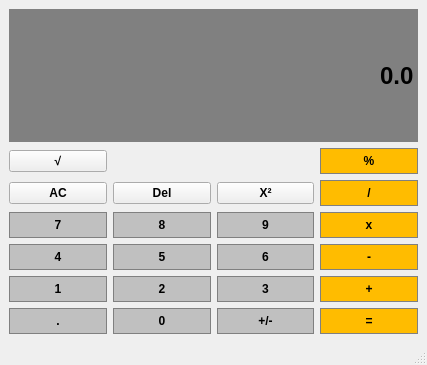
First picture: the form in calculatrice.ui, repository sak-asim/Calculatrice, before the edit.
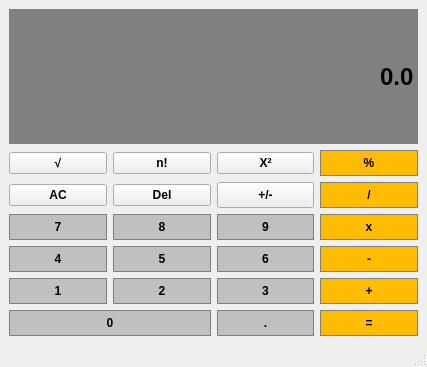
Second picture: the form after the edit.

Commit message: ajout de fonction factoriel

Diff of the .ui file:
```diff
--- a/calculatrice.ui
+++ b/calculatrice.ui
@@ -7,7 +7,7 @@
     <x>0</x>
     <y>0</y>
     <width>427</width>
-    <height>365</height>
+    <height>367</height>
    </rect>
   </property>
   <property name="windowTitle">
@@ -15,7 +15,101 @@
   </property>
   <widget class="QWidget" name="centralwidget">
    <layout class="QGridLayout" name="gridLayout">
-    <item row="3" column="0">
+    <item row="1" column="0">
+     <widget class="QPushButton" name="Racine">
+      <property name="font">
+       <font>
+        <pointsize>9</pointsize>
+        <weight>75</weight>
+        <bold>true</bold>
+       </font>
+      </property>
+      <property name="text">
+       <string>√</string>
+      </property>
+     </widget>
+    </item>
+    <item row="4" column="2">
+     <widget class="QPushButton" name="Bouton9">
+      <property name="sizePolicy">
+       <sizepolicy hsizetype="Preferred" vsizetype="Preferred">
+        <horstretch>0</horstretch>
+        <verstretch>0</verstretch>
+       </sizepolicy>
+      </property>
+      <property name="font">
+       <font>
+        <pointsize>9</pointsize>
+        <weight>75</weight>
+        <bold>true</bold>
+       </font>
+      </property>
+      <property name="styleSheet">
+       <string notr="true">QPushButton {
+	background-color: 	#C0C0C0;
+	border: 1px solid gray;
+	padding: 5px;
+}
+
+QPushButton:pressed {
+	background-color: 	#A9A9A9;
+	border: 1px solid gray;
+	padding: 5px;
+}</string>
+      </property>
+      <property name="text">
+       <string>9</string>
+      </property>
+     </widget>
+    </item>
+    <item row="4" column="3">
+     <widget class="QPushButton" name="Multiplier">
+      <property name="sizePolicy">
+       <sizepolicy hsizetype="Preferred" vsizetype="Preferred">
+        <horstretch>0</horstretch>
+        <verstretch>0</verstretch>
+       </sizepolicy>
+      </property>
+      <property name="font">
+       <font>
+        <pointsize>9</pointsize>
+        <weight>75</weight>
+        <bold>true</bold>
+       </font>
+      </property>
+      <property name="styleSheet">
+       <string notr="true">QPushButton {
+	background-color: 	#FFBC00;
+	border: 1px solid gray;
+	padding: 5px;
+}
+
+QPushButton:pressed {
+	background-color: 	#A9A9A9;
+	border: 1px solid gray;
+	padding: 5px;
+}</string>
+      </property>
+      <property name="text">
+       <string>x</string>
+      </property>
+     </widget>
+    </item>
+    <item row="1" column="1">
+     <widget class="QPushButton" name="Factorial">
+      <property name="font">
+       <font>
+        <pointsize>9</pointsize>
+        <weight>75</weight>
+        <bold>true</bold>
+       </font>
+      </property>
+      <property name="text">
+       <string>n!</string>
+      </property>
+     </widget>
+    </item>
+    <item row="4" column="0">
      <widget class="QPushButton" name="Bouton7">
       <property name="sizePolicy">
        <sizepolicy hsizetype="Preferred" vsizetype="Preferred">
@@ -48,8 +142,14 @@
       </property>
      </widget>
     </item>
-    <item row="2" column="1">
-     <widget class="QPushButton" name="Del">
+    <item row="5" column="0">
+     <widget class="QPushButton" name="Bouton4">
+      <property name="sizePolicy">
+       <sizepolicy hsizetype="Preferred" vsizetype="Preferred">
+        <horstretch>0</horstretch>
+        <verstretch>0</verstretch>
+       </sizepolicy>
+      </property>
       <property name="font">
        <font>
         <pointsize>9</pointsize>
@@ -57,13 +157,26 @@
         <bold>true</bold>
        </font>
       </property>
+      <property name="styleSheet">
+       <string notr="true">QPushButton {
+	background-color: 	#C0C0C0;
+	border: 1px solid gray;
+	padding: 5px;
+}
+
+QPushButton:pressed {
+	background-color: 	#A9A9A9;
+	border: 1px solid gray;
+	padding: 5px;
+}</string>
+      </property>
       <property name="text">
-       <string>Del</string>
+       <string>4</string>
       </property>
      </widget>
     </item>
-    <item row="4" column="3">
-     <widget class="QPushButton" name="Soustraire">
+    <item row="5" column="1">
+     <widget class="QPushButton" name="Bouton5">
       <property name="sizePolicy">
        <sizepolicy hsizetype="Preferred" vsizetype="Preferred">
         <horstretch>0</horstretch>
@@ -79,7 +192,7 @@
       </property>
       <property name="styleSheet">
        <string notr="true">QPushButton {
-	background-color: 	#FFBC00;
+	background-color: 	#C0C0C0;
 	border: 1px solid gray;
 	padding: 5px;
 }
@@ -91,12 +204,12 @@
 }</string>
       </property>
       <property name="text">
-       <string>-</string>
+       <string>5</string>
       </property>
      </widget>
     </item>
     <item row="6" column="1">
-     <widget class="QPushButton" name="Bouton0">
+     <widget class="QPushButton" name="Bouton2">
       <property name="sizePolicy">
        <sizepolicy hsizetype="Preferred" vsizetype="Preferred">
         <horstretch>0</horstretch>
@@ -124,12 +237,12 @@
 }</string>
       </property>
       <property name="text">
-       <string>0</string>
+       <string>2</string>
       </property>
      </widget>
     </item>
-    <item row="2" column="2">
-     <widget class="QPushButton" name="Carre">
+    <item row="1" column="3">
+     <widget class="QPushButton" name="Modulo">
       <property name="font">
        <font>
         <pointsize>9</pointsize>
@@ -137,29 +250,9 @@
         <bold>true</bold>
        </font>
       </property>
-      <property name="text">
-       <string>X²</string>
-      </property>
-     </widget>
-    </item>
-    <item row="6" column="0">
-     <widget class="QPushButton" name="Point">
-      <property name="sizePolicy">
-       <sizepolicy hsizetype="Preferred" vsizetype="Preferred">
-        <horstretch>0</horstretch>
-        <verstretch>0</verstretch>
-       </sizepolicy>
-      </property>
-      <property name="font">
-       <font>
-        <pointsize>9</pointsize>
-        <weight>75</weight>
-        <bold>true</bold>
-       </font>
-      </property>
       <property name="styleSheet">
        <string notr="true">QPushButton {
-	background-color: 	#C0C0C0;
+	background-color: 	#FFBC00;
 	border: 1px solid gray;
 	padding: 5px;
 }
@@ -171,11 +264,11 @@
 }</string>
       </property>
       <property name="text">
-       <string>.</string>
+       <string>%</string>
       </property>
      </widget>
     </item>
-    <item row="4" column="2">
+    <item row="5" column="2">
      <widget class="QPushButton" name="Bouton6">
       <property name="sizePolicy">
        <sizepolicy hsizetype="Preferred" vsizetype="Preferred">
@@ -208,6 +301,152 @@
       </property>
      </widget>
     </item>
+    <item row="8" column="2">
+     <widget class="QPushButton" name="Point">
+      <property name="sizePolicy">
+       <sizepolicy hsizetype="Preferred" vsizetype="Preferred">
+        <horstretch>0</horstretch>
+        <verstretch>0</verstretch>
+       </sizepolicy>
+      </property>
+      <property name="font">
+       <font>
+        <pointsize>9</pointsize>
+        <weight>75</weight>
+        <bold>true</bold>
+       </font>
+      </property>
+      <property name="styleSheet">
+       <string notr="true">QPushButton {
+	background-color: 	#C0C0C0;
+	border: 1px solid gray;
+	padding: 5px;
+}
+
+QPushButton:pressed {
+	background-color: 	#A9A9A9;
+	border: 1px solid gray;
+	padding: 5px;
+}</string>
+      </property>
+      <property name="text">
+       <string>.</string>
+      </property>
+     </widget>
+    </item>
+    <item row="3" column="3">
+     <widget class="QPushButton" name="Diviser">
+      <property name="sizePolicy">
+       <sizepolicy hsizetype="Preferred" vsizetype="Preferred">
+        <horstretch>0</horstretch>
+        <verstretch>0</verstretch>
+       </sizepolicy>
+      </property>
+      <property name="font">
+       <font>
+        <pointsize>9</pointsize>
+        <weight>75</weight>
+        <bold>true</bold>
+       </font>
+      </property>
+      <property name="styleSheet">
+       <string notr="true">QPushButton {
+	background-color: 	#FFBC00;
+	border: 1px solid gray;
+	padding: 5px;
+}
+
+QPushButton:pressed {
+	background-color: 	#A9A9A9;
+	border: 1px solid gray;
+	padding: 5px;
+}</string>
+      </property>
+      <property name="text">
+       <string>/</string>
+      </property>
+     </widget>
+    </item>
+    <item row="3" column="0">
+     <widget class="QPushButton" name="Effacer">
+      <property name="font">
+       <font>
+        <pointsize>9</pointsize>
+        <weight>75</weight>
+        <bold>true</bold>
+       </font>
+      </property>
+      <property name="text">
+       <string>AC</string>
+      </property>
+     </widget>
+    </item>
+    <item row="6" column="2">
+     <widget class="QPushButton" name="Bouton3">
+      <property name="sizePolicy">
+       <sizepolicy hsizetype="Preferred" vsizetype="Preferred">
+        <horstretch>0</horstretch>
+        <verstretch>0</verstretch>
+       </sizepolicy>
+      </property>
+      <property name="font">
+       <font>
+        <pointsize>9</pointsize>
+        <weight>75</weight>
+        <bold>true</bold>
+       </font>
+      </property>
+      <property name="styleSheet">
+       <string notr="true">QPushButton {
+	background-color: 	#C0C0C0;
+	border: 1px solid gray;
+	padding: 5px;
+}
+
+QPushButton:pressed {
+	background-color: 	#A9A9A9;
+	border: 1px solid gray;
+	padding: 5px;
+}</string>
+      </property>
+      <property name="text">
+       <string>3</string>
+      </property>
+     </widget>
+    </item>
+    <item row="5" column="3">
+     <widget class="QPushButton" name="Soustraire">
+      <property name="sizePolicy">
+       <sizepolicy hsizetype="Preferred" vsizetype="Preferred">
+        <horstretch>0</horstretch>
+        <verstretch>0</verstretch>
+       </sizepolicy>
+      </property>
+      <property name="font">
+       <font>
+        <pointsize>9</pointsize>
+        <weight>75</weight>
+        <bold>true</bold>
+       </font>
+      </property>
+      <property name="styleSheet">
+       <string notr="true">QPushButton {
+	background-color: 	#FFBC00;
+	border: 1px solid gray;
+	padding: 5px;
+}
+
+QPushButton:pressed {
+	background-color: 	#A9A9A9;
+	border: 1px solid gray;
+	padding: 5px;
+}</string>
+      </property>
+      <property name="text">
+       <string>-</string>
+      </property>
+     </widget>
+    </item>
     <item row="0" column="0" colspan="4">
      <widget class="QLineEdit" name="Affichage">
       <property name="sizePolicy">
@@ -239,7 +478,21 @@
       </property>
      </widget>
     </item>
-    <item row="5" column="3">
+    <item row="3" column="1">
+     <widget class="QPushButton" name="Del">
+      <property name="font">
+       <font>
+        <pointsize>9</pointsize>
+        <weight>75</weight>
+        <bold>true</bold>
+       </font>
+      </property>
+      <property name="text">
+       <string>Del</string>
+      </property>
+     </widget>
+    </item>
+    <item row="6" column="3">
      <widget class="QPushButton" name="Additionner">
       <property name="sizePolicy">
        <sizepolicy hsizetype="Preferred" vsizetype="Preferred">
@@ -272,8 +525,8 @@
       </property>
      </widget>
     </item>
-    <item row="5" column="2">
-     <widget class="QPushButton" name="Bouton3">
+    <item row="8" column="3">
+     <widget class="QPushButton" name="Egal">
       <property name="sizePolicy">
        <sizepolicy hsizetype="Preferred" vsizetype="Preferred">
         <horstretch>0</horstretch>
@@ -285,11 +538,12 @@
         <pointsize>9</pointsize>
         <weight>75</weight>
         <bold>true</bold>
+        <kerning>true</kerning>
        </font>
       </property>
       <property name="styleSheet">
        <string notr="true">QPushButton {
-	background-color: 	#C0C0C0;
+	background-color: 	#FFBC00;
 	border: 1px solid gray;
 	padding: 5px;
 }
@@ -301,12 +555,12 @@
 }</string>
       </property>
       <property name="text">
-       <string>3</string>
+       <string>=</string>
       </property>
      </widget>
     </item>
-    <item row="6" column="2">
-     <widget class="QPushButton" name="ChangeSigne">
+    <item row="6" column="0">
+     <widget class="QPushButton" name="Bouton1">
       <property name="sizePolicy">
        <sizepolicy hsizetype="Preferred" vsizetype="Preferred">
         <horstretch>0</horstretch>
@@ -334,110 +588,11 @@
 }</string>
       </property>
       <property name="text">
-       <string>+/-</string>
+       <string>1</string>
       </property>
      </widget>
     </item>
     <item row="4" column="1">
-     <widget class="QPushButton" name="Bouton5">
-      <property name="sizePolicy">
-       <sizepolicy hsizetype="Preferred" vsizetype="Preferred">
-        <horstretch>0</horstretch>
-        <verstretch>0</verstretch>
-       </sizepolicy>
-      </property>
-      <property name="font">
-       <font>
-        <pointsize>9</pointsize>
-        <weight>75</weight>
-        <bold>true</bold>
-       </font>
-      </property>
-      <property name="styleSheet">
-       <string notr="true">QPushButton {
-	background-color: 	#C0C0C0;
-	border: 1px solid gray;
-	padding: 5px;
-}
-
-QPushButton:pressed {
-	background-color: 	#A9A9A9;
-	border: 1px solid gray;
-	padding: 5px;
-}</string>
-      </property>
-      <property name="text">
-       <string>5</string>
-      </property>
-     </widget>
-    </item>
-    <item row="2" column="3">
-     <widget class="QPushButton" name="Diviser">
-      <property name="sizePolicy">
-       <sizepolicy hsizetype="Preferred" vsizetype="Preferred">
-        <horstretch>0</horstretch>
-        <verstretch>0</verstretch>
-       </sizepolicy>
-      </property>
-      <property name="font">
-       <font>
-        <pointsize>9</pointsize>
-        <weight>75</weight>
-        <bold>true</bold>
-       </font>
-      </property>
-      <property name="styleSheet">
-       <string notr="true">QPushButton {
-	background-color: 	#FFBC00;
-	border: 1px solid gray;
-	padding: 5px;
-}
-
-QPushButton:pressed {
-	background-color: 	#A9A9A9;
-	border: 1px solid gray;
-	padding: 5px;
-}</string>
-      </property>
-      <property name="text">
-       <string>/</string>
-      </property>
-     </widget>
-    </item>
-    <item row="3" column="3">
-     <widget class="QPushButton" name="Multiplier">
-      <property name="sizePolicy">
-       <sizepolicy hsizetype="Preferred" vsizetype="Preferred">
-        <horstretch>0</horstretch>
-        <verstretch>0</verstretch>
-       </sizepolicy>
-      </property>
-      <property name="font">
-       <font>
-        <pointsize>9</pointsize>
-        <weight>75</weight>
-        <bold>true</bold>
-       </font>
-      </property>
-      <property name="styleSheet">
-       <string notr="true">QPushButton {
-	background-color: 	#FFBC00;
-	border: 1px solid gray;
-	padding: 5px;
-}
-
-QPushButton:pressed {
-	background-color: 	#A9A9A9;
-	border: 1px solid gray;
-	padding: 5px;
-}</string>
-      </property>
-      <property name="text">
-       <string>x</string>
-      </property>
-     </widget>
-    </item>
-    <item row="3" column="1">
      <widget class="QPushButton" name="Bouton8">
       <property name="sizePolicy">
        <sizepolicy hsizetype="Preferred" vsizetype="Preferred">
@@ -470,14 +625,8 @@
       </property>
      </widget>
     </item>
-    <item row="4" column="0">
-     <widget class="QPushButton" name="Bouton4">
-      <property name="sizePolicy">
-       <sizepolicy hsizetype="Preferred" vsizetype="Preferred">
-        <horstretch>0</horstretch>
-        <verstretch>0</verstretch>
-       </sizepolicy>
-      </property>
+    <item row="1" column="2">
+     <widget class="QPushButton" name="Carre">
       <property name="font">
        <font>
         <pointsize>9</pointsize>
@@ -485,106 +634,36 @@
         <bold>true</bold>
        </font>
       </property>
-      <property name="styleSheet">
-       <string notr="true">QPushButton {
-	background-color: 	#C0C0C0;
-	border: 1px solid gray;
-	padding: 5px;
-}
-
-QPushButton:pressed {
-	background-color: 	#A9A9A9;
-	border: 1px solid gray;
-	padding: 5px;
-}</string>
-      </property>
       <property name="text">
-       <string>4</string>
-      </property>
-     </widget>
-    </item>
-    <item row="5" column="1">
-     <widget class="QPushButton" name="Bouton2">
-      <property name="sizePolicy">
-       <sizepolicy hsizetype="Preferred" vsizetype="Preferred">
-        <horstretch>0</horstretch>
-        <verstretch>0</verstretch>
-       </sizepolicy>
-      </property>
-      <property name="font">
-       <font>
-        <pointsize>9</pointsize>
-        <weight>75</weight>
-        <bold>true</bold>
-       </font>
-      </property>
-      <property name="styleSheet">
-       <string notr="true">QPushButton {
-	background-color: 	#C0C0C0;
-	border: 1px solid gray;
-	padding: 5px;
-}
-
-QPushButton:pressed {
-	background-color: 	#A9A9A9;
-	border: 1px solid gray;
-	padding: 5px;
-}</string>
-      </property>
-      <property name="text">
-       <string>2</string>
-      </property>
-     </widget>
-    </item>
-    <item row="5" column="0">
-     <widget class="QPushButton" name="Bouton1">
-      <property name="sizePolicy">
-       <sizepolicy hsizetype="Preferred" vsizetype="Preferred">
-        <horstretch>0</horstretch>
-        <verstretch>0</verstretch>
-       </sizepolicy>
-      </property>
-      <property name="font">
-       <font>
-        <pointsize>9</pointsize>
-        <weight>75</weight>
-        <bold>true</bold>
-       </font>
-      </property>
-      <property name="styleSheet">
-       <string notr="true">QPushButton {
-	background-color: 	#C0C0C0;
-	border: 1px solid gray;
-	padding: 5px;
-}
-
-QPushButton:pressed {
-	background-color: 	#A9A9A9;
-	border: 1px solid gray;
-	padding: 5px;
-}</string>
-      </property>
-      <property name="text">
-       <string>1</string>
-      </property>
-     </widget>
-    </item>
-    <item row="2" column="0">
-     <widget class="QPushButton" name="Effacer">
-      <property name="font">
-       <font>
-        <pointsize>9</pointsize>
-        <weight>75</weight>
-        <bold>true</bold>
-       </font>
-      </property>
-      <property name="text">
-       <string>AC</string>
+       <string>X²</string>
       </property>
      </widget>
     </item>
     <item row="3" column="2">
-     <widget class="QPushButton" name="Bouton9">
+     <widget class="QPushButton" name="ChangeSigne">
+      <property name="sizePolicy">
+       <sizepolicy hsizetype="Preferred" vsizetype="Preferred">
+        <horstretch>0</horstretch>
+        <verstretch>0</verstretch>
+       </sizepolicy>
+      </property>
+      <property name="font">
+       <font>
+        <pointsize>9</pointsize>
+        <weight>75</weight>
+        <bold>true</bold>
+       </font>
+      </property>
+      <property name="styleSheet">
+       <string notr="true"/>
+      </property>
+      <property name="text">
+       <string>+/-</string>
+      </property>
+     </widget>
+    </item>
+    <item row="8" column="0" colspan="2">
+     <widget class="QPushButton" name="Bouton0">
       <property name="sizePolicy">
        <sizepolicy hsizetype="Preferred" vsizetype="Preferred">
         <horstretch>0</horstretch>
@@ -612,82 +691,7 @@
 }</string>
       </property>
       <property name="text">
-       <string>9</string>
-      </property>
-     </widget>
-    </item>
-    <item row="6" column="3">
-     <widget class="QPushButton" name="Egal">
-      <property name="sizePolicy">
-       <sizepolicy hsizetype="Preferred" vsizetype="Preferred">
-        <horstretch>0</horstretch>
-        <verstretch>0</verstretch>
-       </sizepolicy>
-      </property>
-      <property name="font">
-       <font>
-        <pointsize>9</pointsize>
-        <weight>75</weight>
-        <bold>true</bold>
-        <kerning>true</kerning>
-       </font>
-      </property>
-      <property name="styleSheet">
-       <string notr="true">QPushButton {
-	background-color: 	#FFBC00;
-	border: 1px solid gray;
-	padding: 5px;
-}
-
-QPushButton:pressed {
-	background-color: 	#A9A9A9;
-	border: 1px solid gray;
-	padding: 5px;
-}</string>
-      </property>
-      <property name="text">
-       <string>=</string>
-      </property>
-     </widget>
-    </item>
-    <item row="1" column="0">
-     <widget class="QPushButton" name="Racine">
-      <property name="font">
-       <font>
-        <pointsize>9</pointsize>
-        <weight>75</weight>
-        <bold>true</bold>
-       </font>
-      </property>
-      <property name="text">
-       <string>√</string>
-      </property>
-     </widget>
-    </item>
-    <item row="1" column="3">
-     <widget class="QPushButton" name="Modulo">
-      <property name="font">
-       <font>
-        <pointsize>9</pointsize>
-        <weight>75</weight>
-        <bold>true</bold>
-       </font>
-      </property>
-      <property name="styleSheet">
-       <string notr="true">QPushButton {
-	background-color: 	#FFBC00;
-	border: 1px solid gray;
-	padding: 5px;
-}
-
-QPushButton:pressed {
-	background-color: 	#A9A9A9;
-	border: 1px solid gray;
-	padding: 5px;
-}</string>
-      </property>
-      <property name="text">
-       <string>%</string>
+       <string>0</string>
       </property>
      </widget>
     </item>
```
The commit also changes 2 other files.
